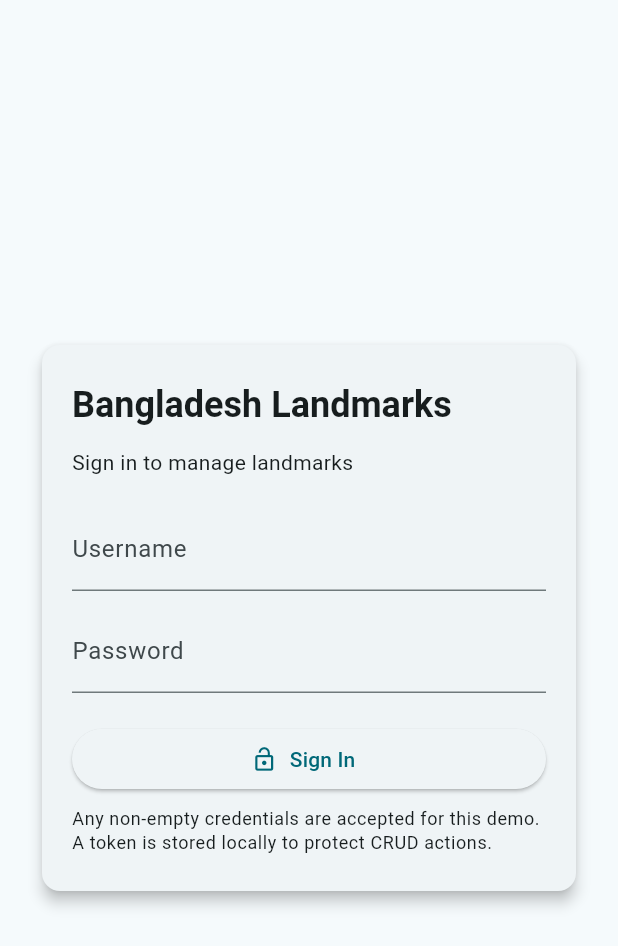
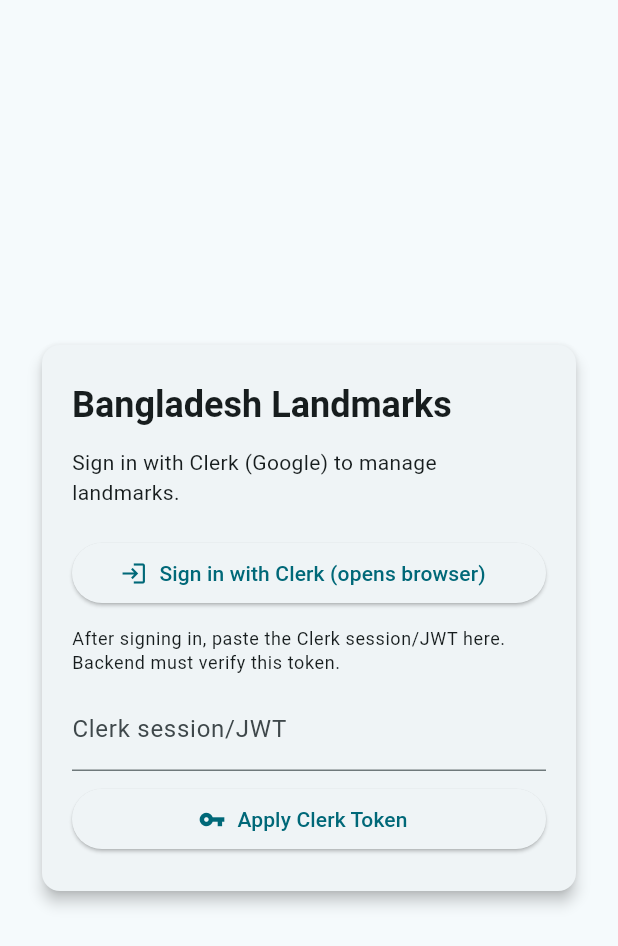
Before and after one commit to theHasanMahmud/Bangladesh-Landmark-Management-Mobile-App, a Flutter app: the LoginScreen screen opened directly, on a phone screen of 412 x 824 dp. Shown: the top 946 px of the screen. Run offline on Flutter 3.47's test engine with Material 3 defaults, Android fonts, the phone set to English and light mode, and no system bars; our stand-ins replace cached_network_image, flutter_map, geolocator, image_picker, latlong2, shared_preferences and 1 more; missing offline and left inert: flutter_map_marker_cluster; accounts and stored records are empty; statements that could not run were skipped.

Commit message:
feat(auth): prep Clerk token flow and browser sign-in

```diff
--- /dev/null
+++ b/lib/config/clerk_config.dart
@@ -0,0 +1,5 @@
+// Clerk configuration for auth integration.
+class ClerkConfig {
+  static const publishableKey = 'pk_test_c3VtbWFyeS1lZnQtMTkuY2xlcmsuYWNjb3VudHMuZGV2JA';
+  // Do NOT put secret keys in the client; keep CLERK_SECRET_KEY on the server.
+}
--- a/lib/screens/login_screen.dart
+++ b/lib/screens/login_screen.dart
@@ -1,5 +1,7 @@
 import 'package:flutter/material.dart';
+import 'package:url_launcher/url_launcher.dart';
 
+import '../config/clerk_config.dart';
 import '../services/auth_service.dart';
 
 class LoginScreen extends StatefulWidget {
@@ -10,33 +12,24 @@
 }
 
 class _LoginScreenState extends State<LoginScreen> {
-  final _formKey = GlobalKey<FormState>();
-  final _userCtl = TextEditingController();
-  final _passCtl = TextEditingController();
+  final _tokenCtl = TextEditingController();
   bool _loading = false;
   String? _error;
 
   @override
   void dispose() {
-    _userCtl.dispose();
-    _passCtl.dispose();
+    _tokenCtl.dispose();
     super.dispose();
   }
 
-  Future<void> _submit() async {
-    if (!_formKey.currentState!.validate()) return;
-    setState(() {
-      _loading = true;
-      _error = null;
-    });
-    final ok = await AuthService().login(_userCtl.text.trim(), _passCtl.text);
+  Future<void> _openClerkHosted() async {
+    final uri = Uri.parse('https://accounts.clerk.com/v2/sign-in?redirect_url=https://dashboard.clerk.com&publishable_key=${ClerkConfig.publishableKey}');
+    if (await canLaunchUrl(uri)) {
+      await launchUrl(uri, mode: LaunchMode.externalApplication);
+    } else {
       if (!mounted) return;
-    if (ok) {
-      ScaffoldMessenger.of(context).showSnackBar(const SnackBar(content: Text('Logged in')));
-    } else {
-      setState(() => _error = 'Invalid credentials');
+      setState(() => _error = 'Could not launch Clerk sign-in');
     }
-    setState(() => _loading = false);
   }
 
   @override
@@ -52,43 +45,46 @@
               elevation: 4,
               child: Padding(
                 padding: const EdgeInsets.symmetric(horizontal: 20, vertical: 24),
-                child: Form(
-                  key: _formKey,
         child: Column(
           mainAxisSize: MainAxisSize.min,
           crossAxisAlignment: CrossAxisAlignment.stretch,
           children: [
             Text('Bangladesh Landmarks', style: theme.textTheme.headlineSmall?.copyWith(fontWeight: FontWeight.bold)),
             const SizedBox(height: 12),
-                      Text('Sign in to manage landmarks', style: theme.textTheme.bodyMedium),
+            Text('Sign in with Clerk (Google) to manage landmarks.', style: theme.textTheme.bodyMedium),
             const SizedBox(height: 20),
-                      TextFormField(
-                        controller: _userCtl,
-                        decoration: const InputDecoration(labelText: 'Username'),
-                        validator: (v) => v == null || v.trim().isEmpty ? 'Required' : null,
+            ElevatedButton.icon(
+              onPressed: _loading ? null : _openClerkHosted,
+              icon: const Icon(Icons.login),
+              label: const Text('Sign in with Clerk (opens browser)'),
             ),
             const SizedBox(height: 12),
-                      TextFormField(
-                        controller: _passCtl,
-                        obscureText: true,
-                        decoration: const InputDecoration(labelText: 'Password'),
-                        validator: (v) => v == null || v.isEmpty ? 'Required' : null,
+            Text('After signing in, paste the Clerk session/JWT here. Backend must verify this token.', style: theme.textTheme.bodySmall),
+            const SizedBox(height: 8),
+            TextField(
+              controller: _tokenCtl,
+              decoration: const InputDecoration(labelText: 'Clerk session/JWT'),
+            ),
+            const SizedBox(height: 8),
+            ElevatedButton.icon(
+              onPressed: _loading
+                  ? null
+                  : () async {
+                      if (_tokenCtl.text.trim().isEmpty) return;
+                      setState(() {
+                        _loading = true;
+                        _error = null;
+                      });
+                      await AuthService().setExternalToken(_tokenCtl.text.trim());
+                      if (!mounted) return;
+                      ScaffoldMessenger.of(context).showSnackBar(const SnackBar(content: Text('Clerk token applied')));
+                      setState(() => _loading = false);
+                    },
+              icon: const Icon(Icons.vpn_key),
+              label: const Text('Apply Clerk Token'),
             ),
             if (_error != null) Padding(padding: const EdgeInsets.only(top: 8), child: Text(_error!, style: const TextStyle(color: Colors.red))),
-                      const SizedBox(height: 20),
-                      ElevatedButton.icon(
-                        onPressed: _loading ? null : _submit,
-                        icon: _loading ? const SizedBox(width: 16, height: 16, child: CircularProgressIndicator(strokeWidth: 2)) : const Icon(Icons.lock_open),
-                        label: const Text('Sign In'),
-                      ),
-                      const SizedBox(height: 8),
-                      Text('Any non-empty credentials are accepted for this demo. A token is stored locally to protect CRUD actions.', style: theme.textTheme.bodySmall),
           ],
-                  ),
-                ),
-              ),
-            ),
-          ),
         ),
       ),
     );
--- a/lib/services/auth_service.dart
+++ b/lib/services/auth_service.dart
@@ -16,6 +16,14 @@
 
   Map<String, String> get authHeaders => _token != null ? {'Authorization': 'Bearer $_token'} : {};
 
+  /// Call this after Clerk (or any IdP) returns a session/JWT token.
+  Future<void> setExternalToken(String token) async {
+    _token = token;
+    final prefs = await SharedPreferences.getInstance();
+    await prefs.setString(_tokenKey, _token!);
+    isLoggedIn.value = true;
+  }
+
   Future<void> init() async {
     final prefs = await SharedPreferences.getInstance();
     _token = prefs.getString(_tokenKey);
@@ -24,11 +32,8 @@
 
   Future<bool> login(String username, String password) async {
     if (username.isEmpty || password.isEmpty) return false;
-    // Simulate token generation; in a real app you'd exchange credentials with an auth endpoint.
-    _token = '${username.hashCode}-${password.hashCode}';
-    final prefs = await SharedPreferences.getInstance();
-    await prefs.setString(_tokenKey, _token!);
-    isLoggedIn.value = true;
+    // Legacy mock login; prefer setExternalToken() with Clerk session tokens.
+    await setExternalToken('${username.hashCode}-${password.hashCode}');
     return true;
   }
 
--- a/lib/widgets/landmark_card.dart
+++ b/lib/widgets/landmark_card.dart
@@ -7,12 +7,14 @@
   final Landmark landmark;
   const LandmarkCard({super.key, required this.landmark});
 
+  bool get _hasValidImage => landmark.imageUrl != null && landmark.imageUrl!.startsWith('http');
+
   @override
   Widget build(BuildContext context) {
     return Card(
       margin: const EdgeInsets.symmetric(horizontal: 12, vertical: 6),
       child: ListTile(
-        leading: landmark.imageUrl != null
+        leading: _hasValidImage
             ? ClipRRect(
                 borderRadius: BorderRadius.circular(8),
                 child: CachedNetworkImage(
--- a/pubspec.yaml
+++ b/pubspec.yaml
@@ -10,9 +10,9 @@
   flutter:
     sdk: flutter
   intl: ^0.19.0
-  http: ^1.1.0
+  http: ^0.13.6
   flutter_map: ^4.0.0
-  latlong2: ^0.9.0
+  latlong2: ^0.8.1
   image_picker: ^0.8.7+4
   image: ^4.0.17
   path_provider: ^2.0.11
@@ -23,6 +23,7 @@
   flutter_map_marker_cluster: ^1.0.0
   geolocator: ^10.1.0
   shared_preferences: ^2.2.2
+  url_launcher: ^6.2.5
 
 dev_dependencies:
   flutter_test:
```
Also changed, not shown: lib/screens/map_screen.dart (+18 -3 lines). Lines whose indentation alone changed are shown as unchanged.
